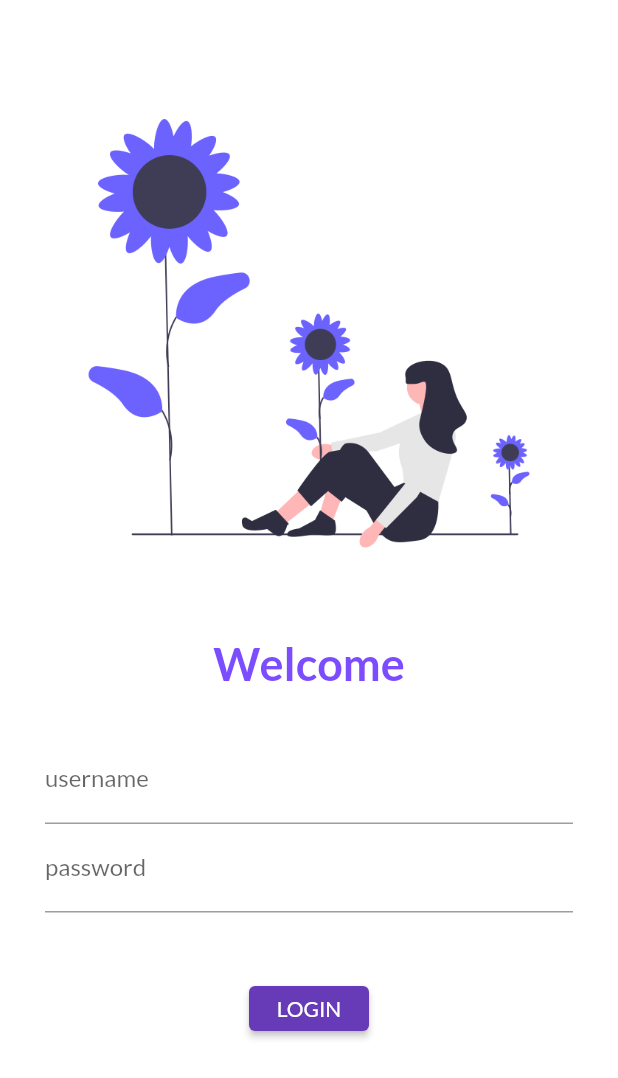
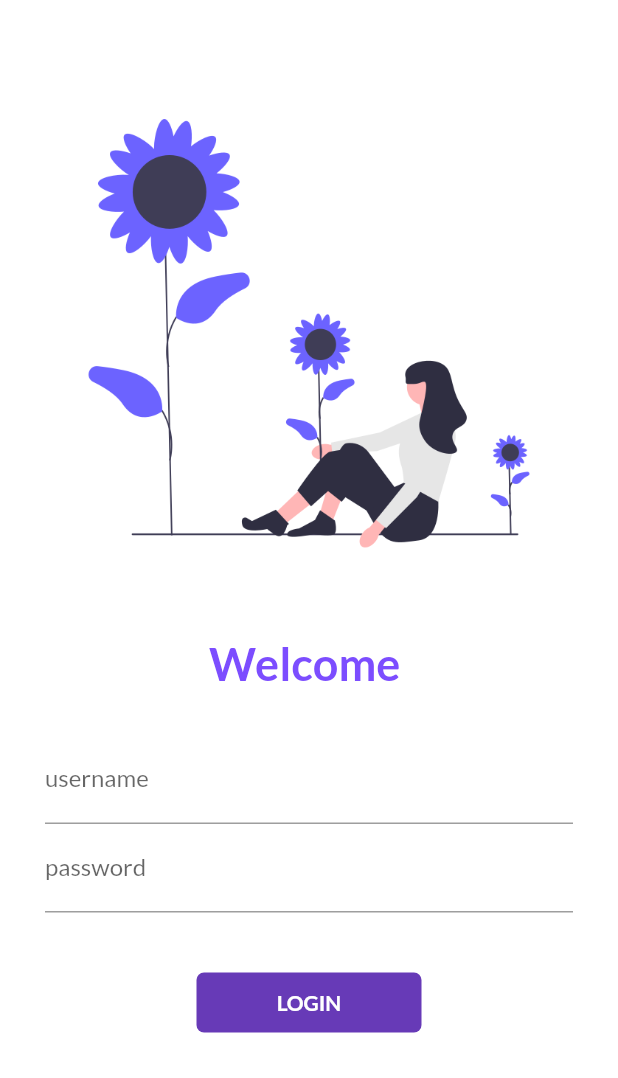
Before and after one commit to Mayuresh-NG/app, a Flutter app: the screen it shows after launch, on a phone screen of 412 x 824 dp. Shown: the top 1078 px of the screen. Run offline on Flutter 3.47's test engine with Material 2 defaults, Android fonts, the phone set to English and light mode, and no system bars; our stand-ins replace google_fonts.

Commit message:
day 8 completed

```diff
--- a/lib/pages/loginpage.dart
+++ b/lib/pages/loginpage.dart
@@ -3,12 +3,35 @@ import 'package:flutter/material.dart';
 import 'package:untitled1/utility/routes.dart';
 
 
-class login extends StatelessWidget {
+class login extends StatefulWidget {
+  @override
+  State<login> createState() => _loginState();
+}
+
+class _loginState extends State<login> {
+  String name = "";
+  bool changeButton = false;
+  final _formkey = GlobalKey<FormState>();
+
+  moveToHome(BuildContext context) async{
+    if(_formkey.currentState!.validate()) {
+      setState(() {
+        changeButton = true;
+      });
+      await Future.delayed(Duration(seconds: 1));
+      await Navigator.pushNamed(context, MyRoutes.homeRoute);
+      setState(() {
+        changeButton = false;
+      });
+    }
+  }
   @override
   Widget build(BuildContext context) {
     return  Material(
       color: Colors.white,
       child: SingleChildScrollView(
+        child: Form(
+          key: _formkey,
           child: Column(
             children: [
               SizedBox(
@@ -19,7 +42,7 @@ class login extends StatelessWidget {
                 height: 20,
               ),
               Text(
-              "Welcome" , style: TextStyle(
+                "Welcome $name" , style: TextStyle(
                 fontSize: 30, fontWeight: FontWeight.bold, color: Colors.deepPurpleAccent,
               ),
               ),
@@ -35,6 +58,17 @@ class login extends StatelessWidget {
                         hintText: "Enter username",
                         labelText: "username",
                       ),
+                      validator: (value){
+                        if(value!.isEmpty){
+                          return "Username cannot be empty";
+                        }
+                        return null;
+                      },
+                      onChanged: (value){
+                        name = value;
+                        setState(() {
+                        });
+                      }
                     ),
                     TextFormField(
                       obscureText: true,
@@ -42,25 +76,58 @@ class login extends StatelessWidget {
                         hintText: "Enter Password",
                         labelText: "password",
                       ),
+                      validator: (value){
+                        if(value!.isEmpty){
+                          return "Please enter Password";
+                        }
+                        else if(value.length < 6){
+                          return "invalid length";
+                        }
+                        return null;
+                      },
                     ),
                     SizedBox(
                       height: 40,
                     ),
 
-                  ElevatedButton(
-                      onPressed: () {
-                        Navigator.pushNamed(context, MyRoutes.homeRoute);
-                      },
-                      child: Text("LOGIN"),
-                      style: TextButton.styleFrom(
-                        minimumSize: Size(80,30)),
+                    Material(
+                      color: Colors.deepPurple,
+                      borderRadius: BorderRadius.circular(changeButton ? 40 : 5),
+                      child: InkWell(
+                        onTap: () => moveToHome(context),
+                        child: AnimatedContainer(
+                          duration: Duration(seconds: 1),
+                          width: changeButton ? 40 : 150,
+                          height: 40,
+                          alignment: Alignment.center,
+                          child: changeButton?Icon(
+                              Icons.home,
+                              color: Colors.white,
+                          )
+                          : Text("LOGIN",
+                              style: TextStyle(
+                                  color: Colors.white, fontWeight: FontWeight.bold
+                              )
                           ),
+                        ),
+                      ),
+                    ),
+
+                    // ElevatedButton(
+                    //     onPressed: () {
+                    //       Navigator.pushNamed(context, MyRoutes.homeRoute);
+                    //     },
+                    //     child: Text("LOGIN"),
+                    //     style: TextButton.styleFrom(
+                    //       minimumSize: Size(80,30)),
+                    // ),
                   ],
                 ),
               )
             ],
           ),
         ),
+      ),
     );
   }
 }
```
Lines whose indentation alone changed are shown as unchanged.
